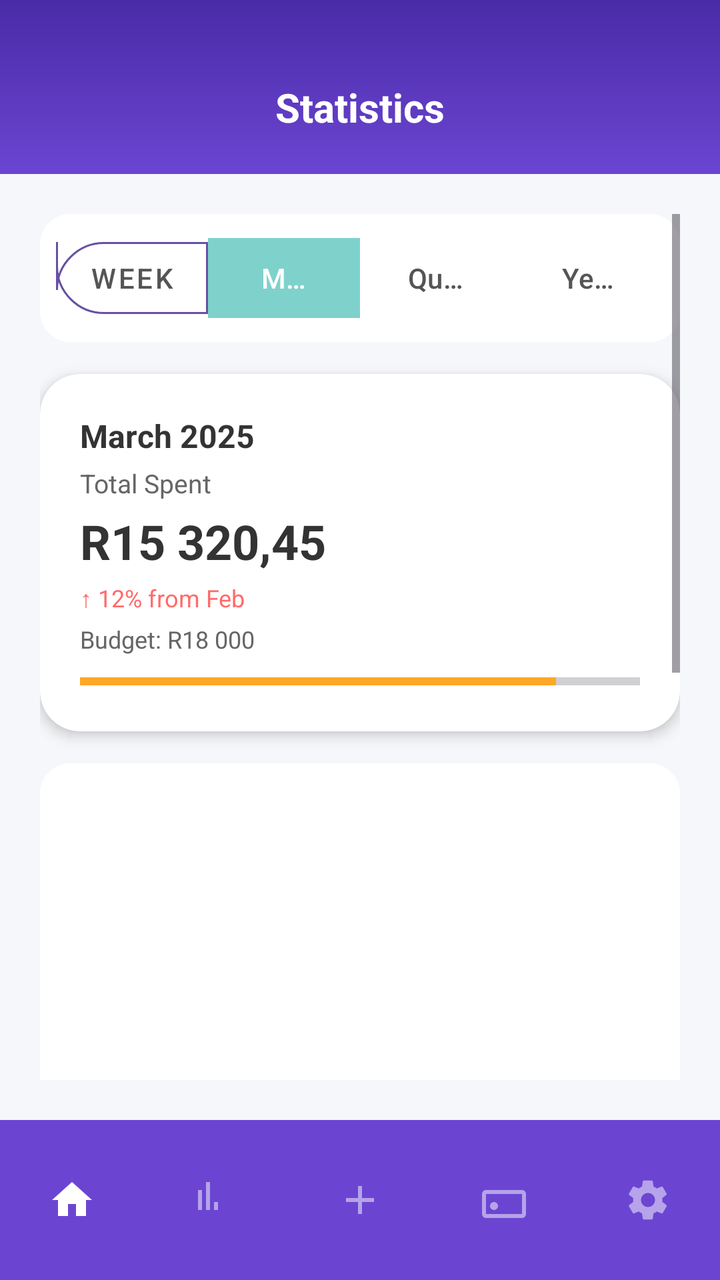
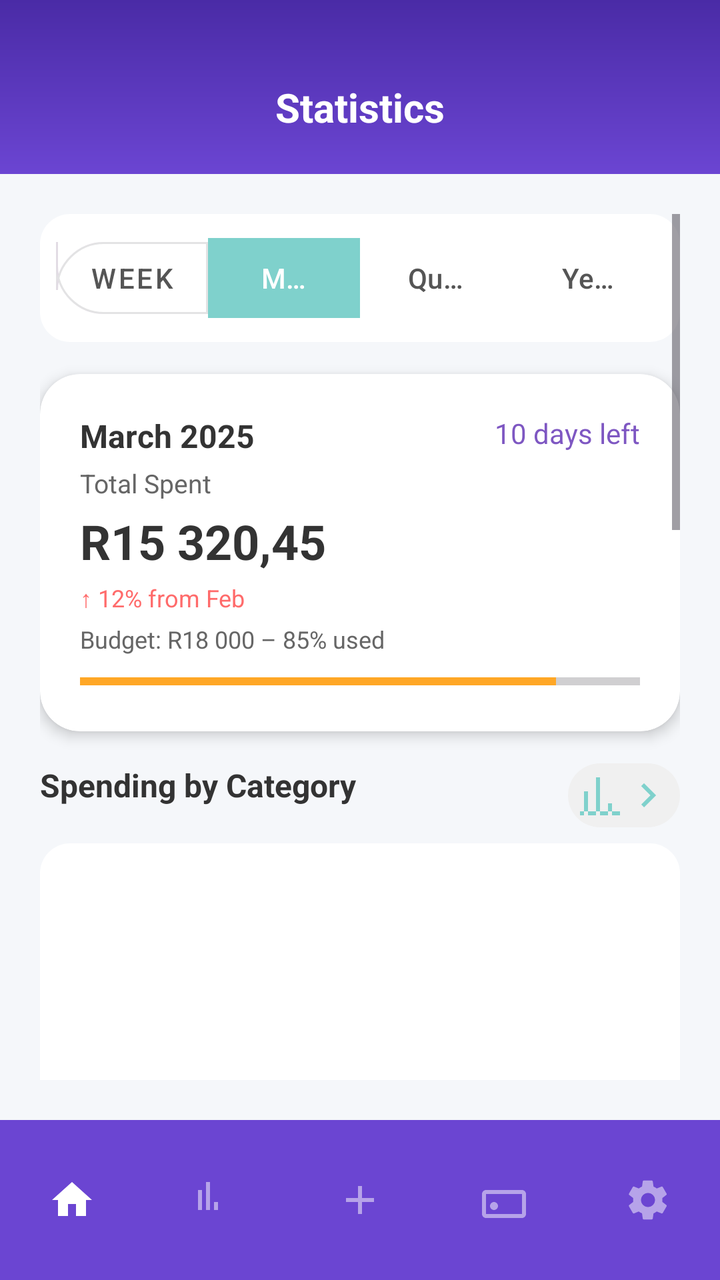

Compare the two renders of this Android layout. The source of the first and the diff that turns it into the second are given below.
<!-- AndroidManifest.xml: application theme Theme.TightBudget -->
<!-- res/layout/activity_statistics.xml -->
<RelativeLayout xmlns:android="http://schemas.android.com/apk/res/android"
    xmlns:app="http://schemas.android.com/apk/res-auto"
    xmlns:tools="http://schemas.android.com/tools"
    android:layout_width="match_parent"
    android:layout_height="match_parent"
    android:background="@color/background_gray"
    tools:context=".StatisticsActivity">

    
    <LinearLayout
        android:id="@+id/statisticsHeader"
        android:layout_width="match_parent"
        android:layout_height="wrap_content"
        android:background="@drawable/gradient_background"
        android:paddingTop="40dp"
        android:paddingBottom="20dp"
        android:gravity="center"
        android:orientation="horizontal">

        <TextView
            android:layout_width="wrap_content"
            android:layout_height="wrap_content"
            android:text="Statistics"
            android:textColor="@color/white"
            android:textSize="20sp"
            android:textStyle="bold" />
    </LinearLayout>

    
    <ScrollView
        android:id="@+id/statisticsScroll"
        android:layout_width="match_parent"
        android:layout_height="match_parent"
        android:layout_below="@id/statisticsHeader"
        android:layout_above="@id/bottomNavBar"
        android:padding="20dp">

        <LinearLayout
            android:layout_width="match_parent"
            android:layout_height="wrap_content"
            android:orientation="vertical">

            
            <com.google.android.material.button.MaterialButtonToggleGroup
                android:id="@+id/periodToggleGroup"
                android:layout_width="match_parent"
                android:layout_height="wrap_content"
                android:layout_marginBottom="16dp"
                android:background="@drawable/card_background"
                android:padding="8dp"
                app:singleSelection="true"
                app:checkedButton="@id/weekButton"
                app:selectionRequired="true">

                <com.google.android.material.button.MaterialButton
                    android:id="@+id/weekButton"
                    android:layout_width="0dp"
                    android:layout_height="wrap_content"
                    android:layout_weight="1"
                    android:text="Week"
                    android:textSize="14sp"
                    app:cornerRadius="24dp"
                    app:iconTint="@color/text_dark"
                    android:textColor="@color/text_medium"
                    android:backgroundTint="@color/white"
                    style="@style/Widget.MaterialComponents.Button.OutlinedButton" />

                <com.google.android.material.button.MaterialButton
                    android:id="@+id/monthButton"
                    android:layout_width="0dp"
                    android:layout_height="wrap_content"
                    android:layout_weight="1"
                    android:text="Month"
                    android:textSize="14sp"
                    app:cornerRadius="24dp"
                    android:textColor="@color/white"
                    android:backgroundTint="@color/teal_light" />

                <com.google.android.material.button.MaterialButton
                    android:id="@+id/quarterButton"
                    android:layout_width="0dp"
                    android:layout_height="wrap_content"
                    android:layout_weight="1"
                    android:text="Quarter"
                    android:textSize="14sp"
                    app:cornerRadius="24dp"
                    android:textColor="@color/text_medium"
                    android:backgroundTint="@color/white" />

                <com.google.android.material.button.MaterialButton
                    android:id="@+id/yearButton"
                    android:layout_width="0dp"
                    android:layout_height="wrap_content"
                    android:layout_weight="1"
                    android:text="Year"
                    android:textSize="14sp"
                    app:cornerRadius="24dp"
                    android:textColor="@color/text_medium"
                    android:backgroundTint="@color/white" />
            </com.google.android.material.button.MaterialButtonToggleGroup>

            
            <androidx.cardview.widget.CardView
                android:layout_width="match_parent"
                android:layout_height="wrap_content"
                android:layout_marginBottom="16dp"
                app:cardCornerRadius="20dp"
                app:cardElevation="4dp">

                <LinearLayout
                    android:layout_width="match_parent"
                    android:layout_height="wrap_content"
                    android:orientation="vertical"
                    android:padding="20dp">

                    <TextView
                        android:layout_width="wrap_content"
                        android:layout_height="wrap_content"
                        android:text="March 2025"
                        android:textStyle="bold"
                        android:textSize="16sp"
                        android:textColor="@color/text_dark" />

                    <TextView
                        android:layout_width="wrap_content"
                        android:layout_height="wrap_content"
                        android:text="Total Spent"
                        android:textSize="13sp"
                        android:textColor="@color/text_light"
                        android:layout_marginTop="4dp" />

                    <TextView
                        android:id="@+id/totalSpentText"
                        android:layout_width="wrap_content"
                        android:layout_height="wrap_content"
                        android:text="R15 320,45"
                        android:textSize="24sp"
                        android:textStyle="bold"
                        android:textColor="@color/text_dark"
                        android:layout_marginTop="4dp" />

                    <TextView
                        android:layout_width="wrap_content"
                        android:layout_height="wrap_content"
                        android:text="↑ 12% from Feb"
                        android:textSize="12sp"
                        android:textColor="@color/red"
                        android:layout_marginTop="4dp" />

                    <TextView
                        android:id="@+id/budgetUsageText"
                        android:layout_width="wrap_content"
                        android:layout_height="wrap_content"
                        android:text="Budget: R18 000"
                        android:textSize="12sp"
                        android:textColor="@color/text_light"
                        android:layout_marginTop="4dp" />

                    <ProgressBar
                        style="?android:attr/progressBarStyleHorizontal"
                        android:layout_width="match_parent"
                        android:layout_height="10dp"
                        android:progress="85"
                        android:progressTint="@color/orange"
                        android:layout_marginTop="8dp" />
                </LinearLayout>
            </androidx.cardview.widget.CardView>

            
            <FrameLayout
                android:id="@+id/categoryChartPlaceholder"
                android:layout_width="match_parent"
                android:layout_height="220dp"
                android:layout_marginBottom="16dp"
                android:background="@drawable/card_background" />

            <FrameLayout
                android:id="@+id/lineChartPlaceholder"
                android:layout_width="match_parent"
                android:layout_height="200dp"
                android:layout_marginBottom="16dp"
                android:background="@drawable/card_background" />

            
            <TextView
                android:layout_width="match_parent"
                android:layout_height="wrap_content"
                android:text="💡 Tip: Reduce Food spending by R500 to stay on budget"
                android:padding="12dp"
                android:textColor="@color/purple"
                android:textSize="14sp"
                android:background="@drawable/outline_purple_box"
                android:layout_marginBottom="16dp" />

            
            <TextView
                android:layout_width="match_parent"
                android:layout_height="wrap_content"
                android:text="🏆 You've tracked 24 days in a row! +50 points"
                android:padding="14dp"
                android:gravity="center"
                android:textColor="@color/blue"
                android:textStyle="bold"
                android:textSize="14sp"
                android:background="@color/light_blue_bg"
                android:layout_marginBottom="24dp" />
        </LinearLayout>
    </ScrollView>

    
    <com.google.android.material.bottomnavigation.BottomNavigationView
        android:id="@+id/bottomNavBar"
        android:layout_width="match_parent"
        android:layout_height="wrap_content"
        android:layout_alignParentBottom="true"
        android:background="@color/primary_purple_light"
        app:labelVisibilityMode="unlabeled"
        app:itemIconTint="@color/bottom_nav_item_colour"
        app:itemTextColor="@color/bottom_nav_item_colour"
        app:menu="@menu/bottom_navigation_menu" />
</RelativeLayout>
<!-- resources referenced by this layout -->
<resources>
  <color name="background_gray">#F5F7FA</color>
  <color name="blue">#3A82F7</color>
  <color name="light_blue_bg">#E0F4FF</color>
  <color name="orange">#FFA726</color>
  <color name="primary_purple_light">#6B45D2</color>
  <color name="purple">#7E57C2</color>
  <color name="red">#FF6B6B</color>
  <color name="teal_light">#7FD1CC</color>
  <color name="text_dark">#333333</color>
  <color name="text_light">#666666</color>
  <color name="text_medium">#555555</color>
  <color name="white">#FFFFFFFF</color>
  <!-- drawable card_background (drawable) -->
  <?xml version="1.0" encoding="utf-8"?>
  <shape xmlns:android="http://schemas.android.com/apk/res/android">
      <solid android:color="@color/white" />
      <corners android:radius="15dp" />
  </shape>
  <!-- drawable gradient_background (drawable) -->
  <?xml version="1.0" encoding="utf-8"?>
  <shape xmlns:android="http://schemas.android.com/apk/res/android">
      <gradient
          android:startColor="@color/primary_purple_dark"
          android:endColor="@color/primary_purple_light"
          android:angle="270" />
  </shape>
  <!-- drawable outline_purple_box (drawable) -->
  <?xml version="1.0" encoding="utf-8"?>
  <shape xmlns:android="http://schemas.android.com/apk/res/android"
      android:shape="rectangle">
      <solid android:color="@android:color/transparent" />
      <stroke android:width="1dp" android:color="@color/purple" />
      <corners android:radius="10dp" />
  </shape>
  <style name="Theme.TightBudget" parent="Base.Theme.TightBudget" />
  <color name="primary_purple_dark">#4A2BA6</color>
  <style name="Base.Theme.TightBudget" parent="Theme.Material3.DayNight.NoActionBar">
          <item name="android:windowTranslucentNavigation">false</item>
          <item name="android:navigationBarColor">@color/primary_purple_light</item>
          <item name="android:statusBarColor">@android:color/transparent</item>
          <item name="android:windowDrawsSystemBarBackgrounds">true</item>
      </style>
</resources>

<!-- the commit's change to res/layout/activity_statistics.xml (unified diff, before → after) -->
@@ -1,3 +1,4 @@
+<?xml version="1.0" encoding="utf-8"?>
 <RelativeLayout xmlns:android="http://schemas.android.com/apk/res/android"
     xmlns:app="http://schemas.android.com/apk/res-auto"
     xmlns:tools="http://schemas.android.com/tools"
@@ -27,6 +28,23 @@
     </LinearLayout>
 
     
+    <FrameLayout
+        android:id="@+id/loadingOverlay"
+        android:layout_width="match_parent"
+        android:layout_height="match_parent"
+        android:layout_below="@id/statisticsHeader"
+        android:background="#80FFFFFF"
+        android:clickable="true"
+        android:focusable="true"
+        android:visibility="gone">
+
+        <ProgressBar
+            android:layout_width="wrap_content"
+            android:layout_height="wrap_content"
+            android:layout_gravity="center" />
+    </FrameLayout>
+
+    
     <ScrollView
         android:id="@+id/statisticsScroll"
         android:layout_width="match_parent"
@@ -49,7 +67,7 @@
                 android:background="@drawable/card_background"
                 android:padding="8dp"
                 app:singleSelection="true"
-                app:checkedButton="@id/weekButton"
+                app:checkedButton="@id/monthButton"
                 app:selectionRequired="true">
 
                 <com.google.android.material.button.MaterialButton
@@ -113,13 +131,28 @@
                     android:orientation="vertical"
                     android:padding="20dp">
 
-                    <TextView
-                        android:layout_width="wrap_content"
-                        android:layout_height="wrap_content"
-                        android:text="March 2025"
-                        android:textStyle="bold"
-                        android:textSize="16sp"
-                        android:textColor="@color/text_dark" />
+                    <RelativeLayout
+                        android:layout_width="match_parent"
+                        android:layout_height="wrap_content">
+
+                        <TextView
+                            android:id="@+id/periodTitle"
+                            android:layout_width="wrap_content"
+                            android:layout_height="wrap_content"
+                            android:text="March 2025"
+                            android:textStyle="bold"
+                            android:textSize="16sp"
+                            android:textColor="@color/text_dark" />
+
+                        <TextView
+                            android:id="@+id/daysRemaining"
+                            android:layout_width="wrap_content"
+                            android:layout_height="wrap_content"
+                            android:text="10 days left"
+                            android:textSize="14sp"
+                            android:textColor="@color/purple"
+                            android:layout_alignParentEnd="true" />
+                    </RelativeLayout>
 
                     <TextView
                         android:layout_width="wrap_content"
@@ -140,6 +173,7 @@
                         android:layout_marginTop="4dp" />
 
                     <TextView
+                        android:id="@+id/periodComparison"
                         android:layout_width="wrap_content"
                         android:layout_height="wrap_content"
                         android:text="↑ 12% from Feb"
@@ -151,12 +185,13 @@
                         android:id="@+id/budgetUsageText"
                         android:layout_width="wrap_content"
                         android:layout_height="wrap_content"
-                        android:text="Budget: R18 000"
+                        android:text="Budget: R18 000 – 85% used"
                         android:textSize="12sp"
                         android:textColor="@color/text_light"
                         android:layout_marginTop="4dp" />
 
                     <ProgressBar
+                        android:id="@+id/budgetProgress"
                         style="?android:attr/progressBarStyleHorizontal"
                         android:layout_width="match_parent"
                         android:layout_height="10dp"
@@ -167,22 +202,257 @@
             </androidx.cardview.widget.CardView>
 
             
-            <FrameLayout
-                android:id="@+id/categoryChartPlaceholder"
-                android:layout_width="match_parent"
-                android:layout_height="220dp"
+            <LinearLayout
+                android:layout_width="match_parent"
+                android:layout_height="wrap_content"
                 android:layout_marginBottom="16dp"
-                android:background="@drawable/card_background" />
-
-            <FrameLayout
-                android:id="@+id/lineChartPlaceholder"
-                android:layout_width="match_parent"
-                android:layout_height="200dp"
+                android:orientation="vertical">
+
+                <RelativeLayout
+                    android:layout_width="match_parent"
+                    android:layout_height="wrap_content"
+                    android:layout_marginBottom="8dp">
+
+                    <TextView
+                        android:layout_width="wrap_content"
+                        android:layout_height="wrap_content"
+                        android:text="Spending by Category"
+                        android:textSize="16sp"
+                        android:textColor="@color/text_dark"
+                        android:textStyle="bold" />
+
+                    
+                    <LinearLayout
+                        android:id="@+id/chartToggle"
+                        android:layout_width="wrap_content"
+                        android:layout_height="wrap_content"
+                        android:layout_alignParentEnd="true"
+                        android:background="@drawable/rounded_toggle_background"
+                        android:padding="4dp"
+                        android:gravity="center_vertical"
+                        android:clickable="true"
+                        android:focusable="true">
+
+                        <ImageView
+                            android:id="@+id/chartToggleIcon"
+                            android:layout_width="24dp"
+                            android:layout_height="24dp"
+                            android:src="@drawable/ic_bar_chart"
+                            app:tint="@color/teal_light" />
+
+                        <ImageView
+                            android:layout_width="24dp"
+                            android:layout_height="24dp"
+                            android:src="@drawable/ic_arrow_right"
+                            app:tint="@color/teal_light" />
+                    </LinearLayout>
+                </RelativeLayout>
+
+                
+                <FrameLayout
+                    android:id="@+id/categoryChartPlaceholder"
+                    android:layout_width="match_parent"
+                    android:layout_height="220dp"
+                    android:background="@drawable/card_background"
+                    android:padding="16dp">
+
+                    
+                    <TextView
+                        android:id="@+id/noDataMessage"
+                        android:layout_width="wrap_content"
+                        android:layout_height="wrap_content"
+                        android:layout_gravity="center"
+                        android:text="No spending data for this period"
+                        android:textColor="@color/text_light"
+                        android:visibility="gone" />
+                </FrameLayout>
+            </LinearLayout>
+
+            
+            <LinearLayout
+                android:layout_width="match_parent"
+                android:layout_height="wrap_content"
                 android:layout_marginBottom="16dp"
-                android:background="@drawable/card_background" />
+                android:orientation="vertical">
+
+                <RelativeLayout
+                    android:layout_width="match_parent"
+                    android:layout_height="wrap_content"
+                    android:layout_marginBottom="8dp">
+
+                    <TextView
+                        android:layout_width="wrap_content"
+                        android:layout_height="wrap_content"
+                        android:text="Daily Spending"
+                        android:textSize="16sp"
+                        android:textColor="@color/text_dark"
+                        android:textStyle="bold" />
+
+                    <TextView
+                        android:id="@+id/lastDaysText"
+                        android:layout_width="wrap_content"
+                        android:layout_height="wrap_content"
+                        android:text="Last 7 days"
+                        android:textSize="12sp"
+                        android:textColor="@color/text_light"
+                        android:layout_alignParentEnd="true" />
+                </RelativeLayout>
+
+                
+                <FrameLayout
+                    android:id="@+id/lineChartPlaceholder"
+                    android:layout_width="match_parent"
+                    android:layout_height="200dp"
+                    android:background="@drawable/card_background"
+                    android:padding="16dp">
+
+                    
+                    <TextView
+                        android:id="@+id/noDailyDataMessage"
+                        android:layout_width="wrap_content"
+                        android:layout_height="wrap_content"
+                        android:layout_gravity="center"
+                        android:text="No daily data available"
+                        android:textColor="@color/text_light"
+                        android:visibility="gone" />
+                </FrameLayout>
+            </LinearLayout>
+
+            
+            <LinearLayout
+                android:layout_width="match_parent"
+                android:layout_height="wrap_content"
+                android:layout_marginBottom="16dp"
+                android:orientation="vertical">
+
+                <RelativeLayout
+                    android:layout_width="match_parent"
+                    android:layout_height="wrap_content"
+                    android:layout_marginBottom="8dp">
+
+                    <TextView
+                        android:layout_width="wrap_content"
+                        android:layout_height="wrap_content"
+                        android:text="Spending Forecast"
+                        android:textSize="16sp"
+                        android:textColor="@color/text_dark"
+                        android:textStyle="bold" />
+
+                    <TextView
+                        android:layout_width="wrap_content"
+                        android:layout_height="wrap_content"
+                        android:text="Month-end"
+                        android:textSize="12sp"
+                        android:textColor="@color/text_light"
+                        android:layout_alignParentEnd="true" />
+                </RelativeLayout>
+
+                
+                <TextView
+                    android:id="@+id/forecastStatus"
+                    android:layout_width="match_parent"
+                    android:layout_height="wrap_content"
+                    android:padding="12dp"
+                    android:textSize="14sp"
+                    android:textStyle="bold"
+                    android:textColor="@color/red_light"
+                    android:gravity="center"
+                    android:background="@drawable/forecast_status_background"
+                    android:layout_marginBottom="12dp"
+                    android:text="Projected to be OVER budget by R1,200" />
+
+                
+                <FrameLayout
+                    android:id="@+id/trendContainer"
+                    android:layout_width="match_parent"
+                    android:layout_height="100dp"
+                    android:background="@drawable/card_background"
+                    android:layout_marginBottom="12dp"
+                    android:padding="8dp" />
+
+                
+                <TextView
+                    android:layout_width="wrap_content"
+                    android:layout_height="wrap_content"
+                    android:text="Forecast Scenarios:"
+                    android:textSize="14sp"
+                    android:textColor="@color/text_dark"
+                    android:layout_marginBottom="4dp" />
+
+                <LinearLayout
+                    android:layout_width="match_parent"
+                    android:layout_height="wrap_content"
+                    android:orientation="vertical"
+                    android:background="@drawable/card_background"
+                    android:padding="12dp">
+
+                    <LinearLayout
+                        android:layout_width="match_parent"
+                        android:layout_height="wrap_content"
+                        android:orientation="horizontal"
+                        android:layout_marginBottom="8dp">
+
+                        <View
+                            android:id="@+id/highSpendIndicator"
+                            android:layout_width="16dp"
+                            android:layout_height="16dp"
+                            android:layout_gravity="center_vertical"
+                            android:layout_marginEnd="8dp" />
+
+                        <TextView
+                            android:id="@+id/highSpendText"
+                            android:layout_width="match_parent"
+                            android:layout_height="wrap_content"
+                            android:text="High spend: R19,200"
+                            android:textColor="@color/text_dark" />
+                    </LinearLayout>
+
+                    <LinearLayout
+                        android:layout_width="match_parent"
+                        android:layout_height="wrap_content"
+                        android:orientation="horizontal"
+                        android:layout_marginBottom="8dp">
+
+                        <View
+                            android:id="@+id/mediumSpendIndicator"
+                            android:layout_width="16dp"
+                            android:layout_height="16dp"
+                            android:layout_gravity="center_vertical"
+                            android:layout_marginEnd="8dp" />
+
+                        <TextView
+                            android:id="@+id/mediumSpendText"
+                            android:layout_width="match_parent"
+                            android:layout_height="wrap_content"
+                            android:text="Medium spend: R18,000"
+                            android:textColor="@color/text_dark" />
+                    </LinearLayout>
+
+                    <LinearLayout
+                        android:layout_width="match_parent"
+                        android:layout_height="wrap_content"
+                        android:orientation="horizontal">
+
+                        <View
+                            android:id="@+id/lowSpendIndicator"
+                            android:layout_width="16dp"
+                            android:layout_height="16dp"
+                            android:layout_gravity="center_vertical"
+                            android:layout_marginEnd="8dp" />
+
+                        <TextView
+                            android:id="@+id/lowSpendText"
+                            android:layout_width="match_parent"
+                            android:layout_height="wrap_content"
+                            android:text="Low spend: R16,800"
+                            android:textColor="@color/text_dark" />
+                    </LinearLayout>
+                </LinearLayout>
+            </LinearLayout>
 
             
             <TextView
+                android:id="@+id/tipText"
                 android:layout_width="match_parent"
                 android:layout_height="wrap_content"
                 android:text="💡 Tip: Reduce Food spending by R500 to stay on budget"
<!-- resource entries referenced after the edit -->
@@ -7,6 +7,7 @@
   <color name="primary_purple_light">#6B45D2</color>
   <color name="purple">#7E57C2</color>
   <color name="red">#FF6B6B</color>
+  <color name="red_light">#FF5252</color>
   <color name="teal_light">#7FD1CC</color>
   <color name="text_dark">#333333</color>
   <color name="text_light">#666666</color>
@@ -18,6 +19,12 @@
       <solid android:color="@color/white" />
       <corners android:radius="15dp" />
   </shape>
+  <!-- drawable forecast_status_background (drawable) -->
+  <?xml version="1.0" encoding="utf-8"?>
+  <shape xmlns:android="http://schemas.android.com/apk/res/android">
+      <solid android:color="#FFF2F2" /> 
+      <corners android:radius="8dp" />
+  </shape>
   <!-- drawable gradient_background (drawable) -->
   <?xml version="1.0" encoding="utf-8"?>
   <shape xmlns:android="http://schemas.android.com/apk/res/android">
@@ -26,6 +33,28 @@
           android:endColor="@color/primary_purple_light"
           android:angle="270" />
   </shape>
+  <!-- drawable ic_arrow_right (drawable) -->
+  <?xml version="1.0" encoding="utf-8"?>
+  <vector xmlns:android="http://schemas.android.com/apk/res/android"
+      android:width="24dp"
+      android:height="24dp"
+      android:viewportWidth="24"
+      android:viewportHeight="24">
+      <path
+          android:fillColor="#000000"
+          android:pathData="M8.59,16.59L13.17,12L8.59,7.41L10,6L16,12L10,18L8.59,16.59Z" />
+  </vector>
+  <!-- drawable ic_bar_chart (drawable) -->
+  <?xml version="1.0" encoding="utf-8"?>
+  <vector xmlns:android="http://schemas.android.com/apk/res/android"
+      android:width="24dp"
+      android:height="24dp"
+      android:viewportWidth="24"
+      android:viewportHeight="24">
+      <path
+          android:fillColor="#7FD1CC"
+          android:pathData="M4,22h2V10H4v12zM10,22h2V3h-2v19zM16,22h2v-6h-2v6zM22,22H2v-2h20v2z" />
+  </vector>
   <!-- drawable outline_purple_box (drawable) -->
   <?xml version="1.0" encoding="utf-8"?>
   <shape xmlns:android="http://schemas.android.com/apk/res/android"
@@ -33,6 +62,13 @@
       <solid android:color="@android:color/transparent" />
       <stroke android:width="1dp" android:color="@color/purple" />
       <corners android:radius="10dp" />
+  </shape>
+  <!-- drawable rounded_toggle_background (drawable) -->
+  <?xml version="1.0" encoding="utf-8"?>
+  <shape xmlns:android="http://schemas.android.com/apk/res/android">
+      <solid android:color="#F0F0F0" />
+      <corners android:radius="16dp" />
+      <padding android:left="8dp" android:top="4dp" android:right="8dp" android:bottom="4dp" />
   </shape>
   <style name="Theme.TightBudget" parent="Base.Theme.TightBudget" />
   <color name="primary_purple_dark">#4A2BA6</color>
